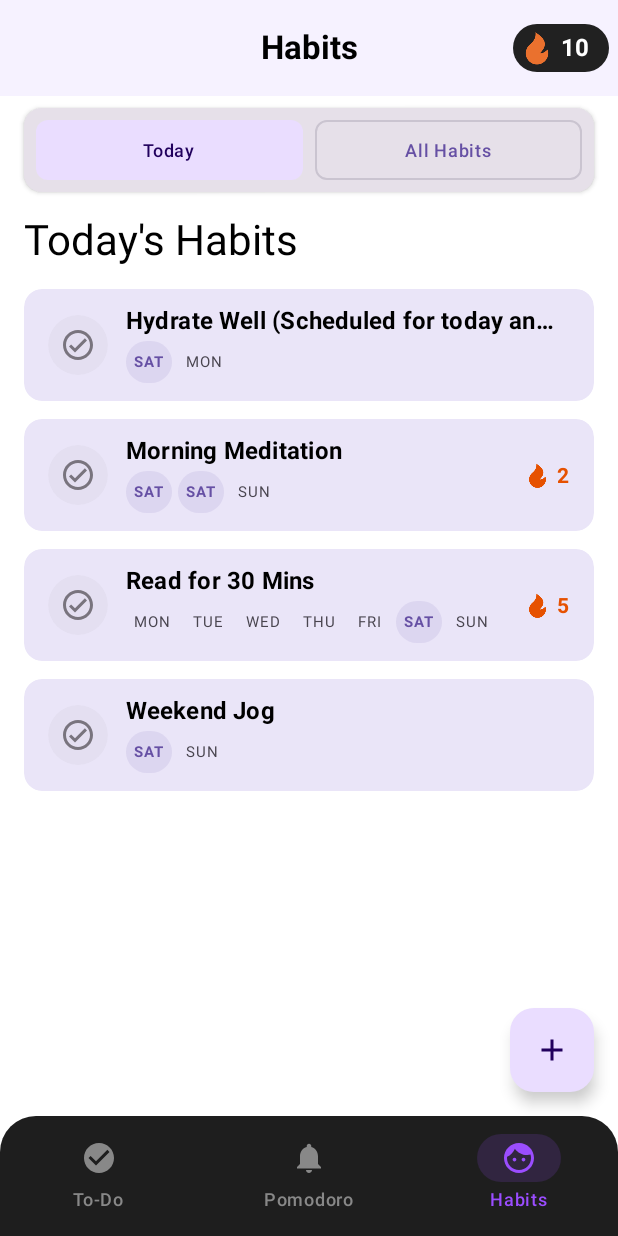
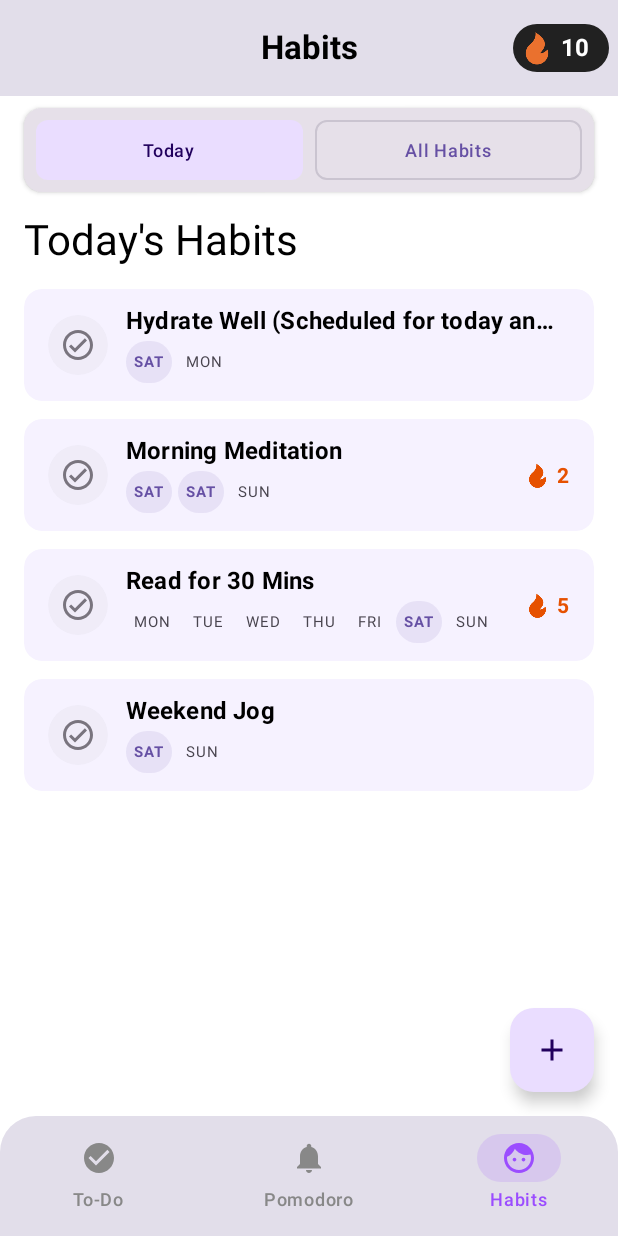
Before and after one commit to Bhavin-Viramgama/ProjectAlpha, an Android app built with Jetpack Compose: the screen it shows after launch (MainActivity), item 3 of the bottom bar chosen, on a phone screen of 412 x 824 dp. Run offline under Robolectric (Android 15) with nearby library versions, the phone set to English and light mode, and no system bars; our stand-ins replace Room's generated code, accompanist.

Commit message:
Fixed Status bar color and some color changes in ui

```diff
--- a/app/build.gradle.kts
+++ b/app/build.gradle.kts
@@ -60,6 +60,9 @@ dependencies {
     implementation(libs.androidx.ui.tooling.preview)
     implementation(libs.androidx.material3) // Or libs.androidx.material if you are using Material 2
 
+    //System UI Controller
+    implementation("com.google.accompanist:accompanist-systemuicontroller:0.34.0") // Use the latest version
+
     // Room (as you had it before)
     implementation(libs.androidx.room.runtime)
     implementation(libs.androidx.room.ktx)
--- a/app/src/main/java/com/example/projectalpha/ProjectAlphaApp.kt
+++ b/app/src/main/java/com/example/projectalpha/ProjectAlphaApp.kt
@@ -20,6 +20,7 @@ import androidx.compose.material3.Scaffold
 import androidx.compose.material3.Text
 import androidx.compose.material3.TopAppBarDefaults
 import androidx.compose.material3.rememberTopAppBarState
+import androidx.compose.material3.surfaceColorAtElevation
 import androidx.compose.runtime.Composable
 import androidx.compose.runtime.collectAsState
 import androidx.compose.runtime.getValue
@@ -40,10 +41,10 @@ import androidx.navigation.compose.composable
 import androidx.navigation.compose.currentBackStackEntryAsState
 import androidx.navigation.compose.rememberNavController
 import com.example.projectalpha.ui.navigation.Screen
-import com.example.projectalpha.ui.theme.HighPriorityFont1
+//import com.example.projectalpha.ui.theme.HighPriorityFont1
 import com.example.projectalpha.ui.navigation.bottomNavItems
 import com.example.projectalpha.ui.screen.habits.HabitsScreen
-import com.example.projectalpha.ui.screen.home.HomeScreen
+//import com.example.projectalpha.ui.screen.home.HomeScreen
 import com.example.projectalpha.ui.screen.pomodoro.PomodoroScreen
 import com.example.projectalpha.ui.screen.profile.ProfileScreen
 import com.example.projectalpha.ui.screen.todo.ToDoScreen
@@ -58,6 +59,9 @@ import com.example.projectalpha.viewmodel.ProfileViewModelFactory
 import com.example.projectalpha.viewmodel.ToDoViewModel
 import com.example.projectalpha.viewmodel.ToDoViewModelFactory
 import kotlin.collections.forEach
+import androidx.compose.runtime.SideEffect
+import com.example.projectalpha.ui.theme.selectedNavItemColor
+import com.google.accompanist.systemuicontroller.rememberSystemUiController
 
 @OptIn(ExperimentalMaterial3Api::class)
 @Composable
@@ -92,6 +96,25 @@ fun ProjectAlphaApp() {
         )
     )
     // ---
+    // --- System UI Controller Setup ---
+    val systemUiController = rememberSystemUiController()
+    val desiredStatusBarColor = MaterialTheme.colorScheme.surfaceColorAtElevation(3.dp) // Set your desired status bar color here
+
+    SideEffect {
+        systemUiController.setStatusBarColor(
+            color = desiredStatusBarColor,
+        )
+       /* // You can also control the navigation bar color if needed:
+        // systemUiController.setNavigationBarColor(
+        //    color = Color.Black, // Or your desired nav bar color
+        //    darkIcons = false // If nav bar is dark, icons should be light
+        // )
+
+        */
+    }
+    // --- End System UI Controller Setup ---
+
+
 
     val streakEntity by homeViewModel.streakPoints.collectAsState() // Observe from HomeViewModel
     val streakPointsDisplay = streakEntity?.points ?: 0
@@ -110,6 +133,9 @@ fun ProjectAlphaApp() {
         topBar = {
             CenterAlignedTopAppBar(
                 title = { Text(currentScreenTitle, style = MaterialTheme.typography.titleLarge) },
+                colors = TopAppBarDefaults.centerAlignedTopAppBarColors(
+                    containerColor = MaterialTheme.colorScheme.surfaceColorAtElevation(3.dp), // Example: Default M3 TopAppBar color
+                ),
                 actions = {
                     Row(verticalAlignment = Alignment.CenterVertically,
                         modifier = Modifier
@@ -142,7 +168,8 @@ fun ProjectAlphaApp() {
             if (isBottomBarVisible) {
                 AppBottomNavigationBar(navController = navController, items = bottomNavItems)
             }
-        }
+        },
+
     ) { innerPadding ->
         AppNavHost(
             navController = navController,
@@ -161,7 +188,7 @@ fun ProjectAlphaApp() {
 @Composable
 fun AppBottomNavigationBar(navController: NavHostController, items: List<Screen>) {
     NavigationBar(
-        containerColor = Color(0xFF1E1E1E), // background
+        containerColor = MaterialTheme.colorScheme.surfaceColorAtElevation(3.dp), // background
         tonalElevation = 8.dp,
         modifier = Modifier.clip(RoundedCornerShape(topStart = 24.dp, topEnd = 24.dp))
     ) {
--- a/app/src/main/java/com/example/projectalpha/ui/screen/habits/HabitsScreen.kt
+++ b/app/src/main/java/com/example/projectalpha/ui/screen/habits/HabitsScreen.kt
@@ -274,7 +274,7 @@ fun HabitItemCard(
         label = "cardElevation"
         // Removed .value as 'by' delegate handles it
     )
-    val backgroundColor = if (habit.isCompletedForToday) MaterialTheme.colorScheme.primaryContainer.copy(alpha = 0.5f) else MaterialTheme.colorScheme.surfaceColorAtElevation(3.dp)
+    val backgroundColor = if (habit.isCompletedForToday) MaterialTheme.colorScheme.primaryContainer.copy(alpha = 0.5f) else MaterialTheme.colorScheme.surface
     var showActions by rememberSaveable { mutableStateOf(false) }
 
     Card(
--- a/app/src/main/java/com/example/projectalpha/ui/theme/Color.kt
+++ b/app/src/main/java/com/example/projectalpha/ui/theme/Color.kt
@@ -53,3 +53,6 @@ val TextPrimary = Color.Black
 val TextPrimaryDark = Color.White
 val TextSecondary = Color(0xFF757575)
 val TextSecondaryDark = Color(0xFFB0B0B0)
+
+val selectedNavItemColor = Color(0xFF000000)
+val selectedNavItemColorDark = Color(0xFFFFFFFF)
--- a/app/src/main/java/com/example/projectalpha/ui/theme/Theme.kt
+++ b/app/src/main/java/com/example/projectalpha/ui/theme/Theme.kt
@@ -22,7 +22,8 @@ private val DarkColorScheme = darkColorScheme(
     onSecondary = PurpleGrey40,
     onTertiary = Pink40,
     onBackground = TextPrimaryDark,
-    onSurface = TextPrimaryDark
+    onSurface = TextPrimaryDark,
+    surfaceTint = selectedNavItemColorDark
 )
 
 private val LightColorScheme = lightColorScheme(
@@ -35,7 +36,8 @@ private val LightColorScheme = lightColorScheme(
     onSecondary = Color.White,
     onTertiary = Color.White,
     onBackground = TextPrimary,
-    onSurface = TextPrimary
+    onSurface = TextPrimary,
+    surfaceTint = selectedNavItemColor
 
     /* Other default colors to override
     surfaceVariant = Color(0xFFE7E0EC),
```
Also changed, not shown: app/src/main/java/com/example/projectalpha/MainActivity.kt (+2 -20 lines).
